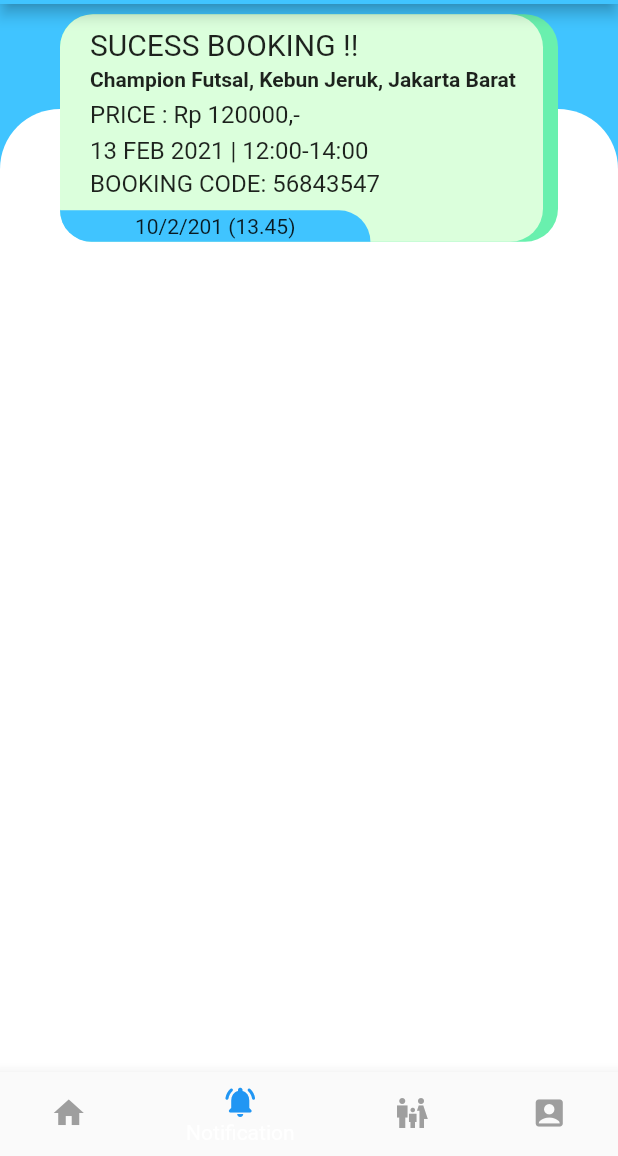
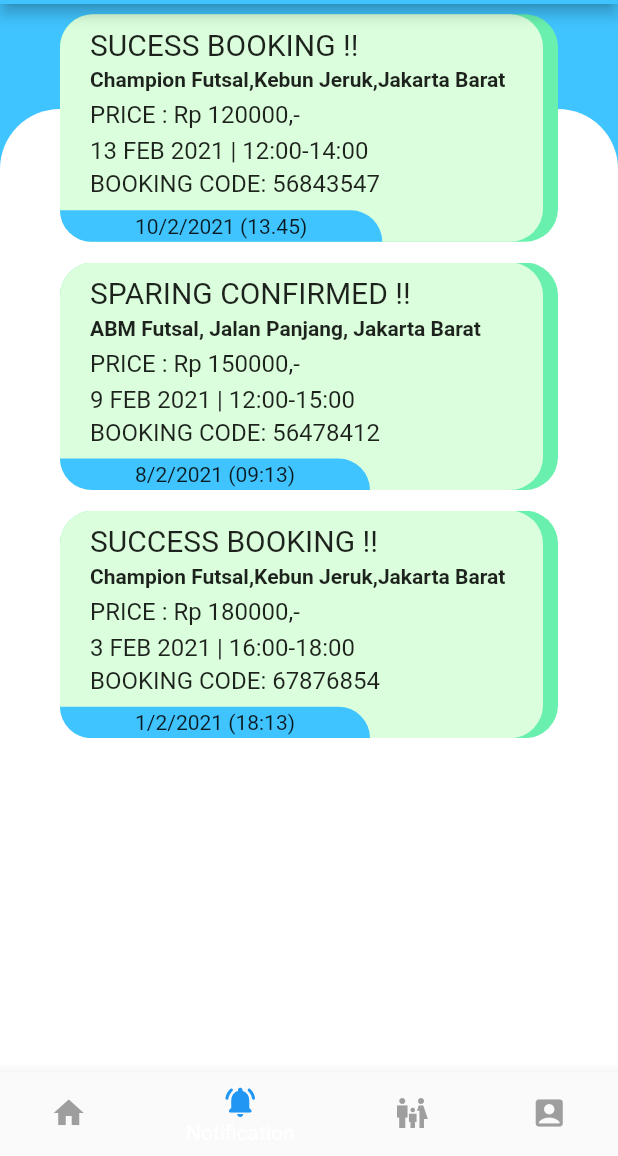
Before and after one commit to ckcharless/HacerApp, a Flutter app: the UserHomeScreen screen opened directly, swiped to page 2, on a phone screen of 412 x 824 dp, the part 80-1236 px from its top. Run offline on Flutter 3.47's test engine with Material 2 defaults, Android fonts, the phone set to English and light mode, and no system bars; our stand-ins replace flutter_svg, fluttertoast, image_picker, rflutter_alert; project files that could hold a hidden picture were left out.

Commit message:
28/02/2021

```diff
--- a/lib/Screens/UsersMenu/UserNotif.dart
+++ b/lib/Screens/UsersMenu/UserNotif.dart
@@ -3,6 +3,9 @@ import 'package:flutter/material.dart';
 import 'package:flutter/rendering.dart';
 import 'package:hacer/Screens/UsersMenu/HOME/DetailScreen/detail_screen.dart';
 import 'package:hacer/constans.dart';
+import 'package:hacer/models/detailBooking.dart';
+
+import 'package:hacer/models/detailNotifuser.dart';
 
 class UserNotif extends StatefulWidget{
   UserNotif({Key key}) : super(key: key);
@@ -33,10 +36,13 @@ class _UserNotifState extends State<UserNotif>{
                   ),
                 ),
                 ListView.builder(
-                  itemCount: 1,
+                  itemCount: NotifUsers.length,
                   itemBuilder: (context, index) => ProductCard(
                     itemIndex: index,
-                    press: () {},
+                    detailNotifuser: NotifUsers[index],
+                    press: () {
+
+                    },
                   ),
                 ),
 
@@ -54,11 +60,11 @@ class _UserNotifState extends State<UserNotif>{
 
 class ProductCard extends StatelessWidget {
   const ProductCard({
-    Key key, this.itemIndex, this.press,
+    Key key, this.itemIndex,this.detailNotifuser, this.press,
   }) : super(key: key);
 
   final int itemIndex;
-
+  final NotifUser detailNotifuser;
   final Function press;
 
   @override
@@ -126,7 +132,7 @@ class ProductCard extends StatelessWidget {
                               padding: const EdgeInsets.symmetric(
                                   horizontal: kDefaultPadding),
                               child:
-                              Text("SUCESS BOOKING !!",
+                              Text(detailNotifuser.status,
                                   style: TextStyle(height: 1, fontSize: 20)),
 
 
@@ -137,7 +143,7 @@ class ProductCard extends StatelessWidget {
                               padding: const EdgeInsets.symmetric(
                                   horizontal: kDefaultPadding),
                               child:
-                              Text("Champion Futsal, Kebun Jeruk, Jakarta Barat",
+                              Text(detailNotifuser.alamat,
                                   style: TextStyle(height: 1.5, fontSize: 14,fontWeight: FontWeight.bold)),
 
 
@@ -148,7 +154,7 @@ class ProductCard extends StatelessWidget {
                               padding: const EdgeInsets.symmetric(
                                   horizontal: kDefaultPadding),
                               child:
-                              Text("PRICE : Rp 120000,-",
+                              Text("\PRICE : Rp ${detailNotifuser.price},-",
                                   style: TextStyle(height: 1.6, fontSize: 16)),
 
 
@@ -159,7 +165,7 @@ class ProductCard extends StatelessWidget {
                               padding: const EdgeInsets.symmetric(
                                   horizontal: kDefaultPadding),
                               child:
-                              Text("13 FEB 2021 | 12:00-14:00",
+                              Text(detailNotifuser.date,
                                   style: TextStyle(height: 1.4, fontSize: 16)),
 
 
@@ -170,7 +176,7 @@ class ProductCard extends StatelessWidget {
                               padding: const EdgeInsets.symmetric(
                                   horizontal: kDefaultPadding),
                               child:
-                              Text("BOOKING CODE: 56843547",
+                              Text(detailNotifuser.bookingcode,
                                   style: TextStyle(height: 1.4, fontSize: 16)),
 
 
@@ -196,7 +202,7 @@ class ProductCard extends StatelessWidget {
                                       topRight: Radius.circular(22))
                               ),
                               child: Text(
-                                "10/2/201 (13.45)",
+                                detailNotifuser.time,
                                 style: Theme
                                     .of(context)
                                     .textTheme
--- a/lib/models/detailNotifuser.dart
+++ b/lib/models/detailNotifuser.dart
@@ -34,4 +34,5 @@ List<NotifUser> NotifUsers = [
     time: "1/2/2021 (18:13)"
   ),
 
+
 ];
```
